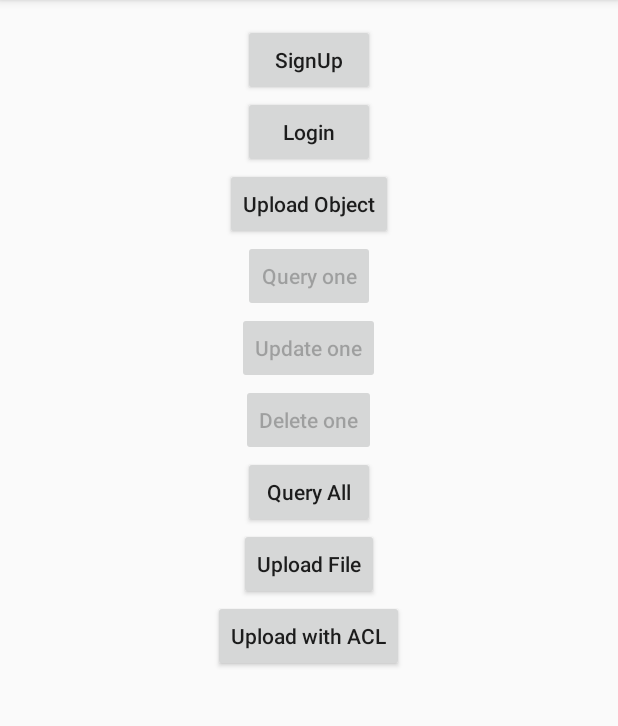
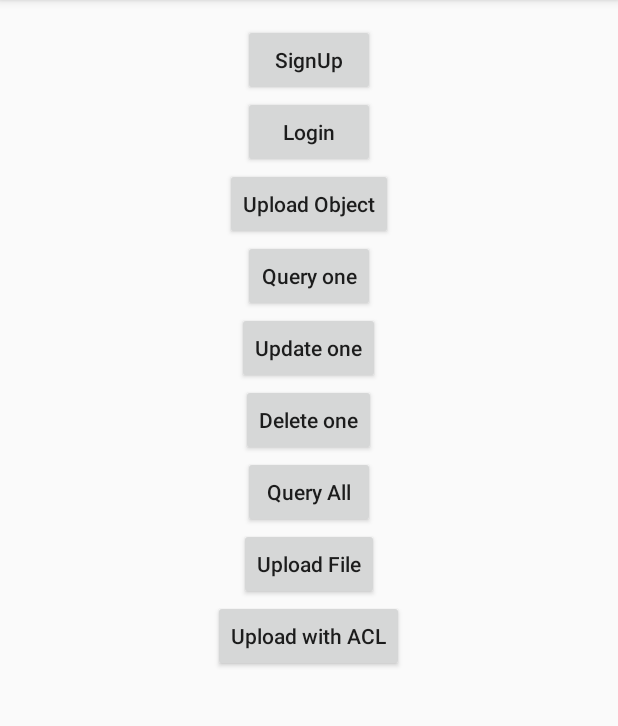
Before and after one commit to ohjongin/parse-tutorial-android, an Android app: the screen it shows after launch (MainActivity), after a tap on "SignUp", on a phone screen of 412 x 824 dp, the part 84-810 px from its top. Run offline under Robolectric (Android 15) with nearby library versions, the phone set to English and light mode, and no system bars.

Commit message:
UI 관련 내용 제거
TextView를 제거했고, Object와 연관한 RUD기능을 가진 Button control 코드를 제거했다.

```diff
--- a/app/src/main/java/me/ji5/parsetutorial/MainActivity.java
+++ b/app/src/main/java/me/ji5/parsetutorial/MainActivity.java
@@ -3,11 +3,8 @@ package me.ji5.parsetutorial;
 import android.content.Context;
 import android.os.Bundle;
 import android.support.v7.app.AppCompatActivity;
-import android.text.TextUtils;
 import android.util.Log;
 import android.view.View;
-import android.widget.Button;
-import android.widget.TextView;
 import android.widget.Toast;
 
 import com.parse.DeleteCallback;
@@ -58,6 +55,9 @@ public class MainActivity extends AppCompatActivity implements View.OnClickListe
         findViewById(R.id.btn_signup).setOnClickListener(this);
         findViewById(R.id.btn_login).setOnClickListener(this);
         findViewById(R.id.btn_upload_object).setOnClickListener(this);
+        findViewById(R.id.btn_query_object).setOnClickListener(this);
+        findViewById(R.id.btn_update_object).setOnClickListener(this);
+        findViewById(R.id.btn_delete_object).setOnClickListener(this);
         findViewById(R.id.btn_query_all_objects).setOnClickListener(this);
         findViewById(R.id.btn_upload_file).setOnClickListener(this);
         findViewById(R.id.btn_upload_acl).setOnClickListener(this);
@@ -65,9 +65,6 @@ public class MainActivity extends AppCompatActivity implements View.OnClickListe
 
     @Override
     public void onClick(View v) {
-
-        hideTextViews();
-
         switch (v.getId()) {
             case R.id.btn_signup:
                 onSignUp();
@@ -138,13 +135,9 @@ public class MainActivity extends AppCompatActivity implements View.OnClickListe
                     Toast.makeText(MainActivity.this, "The user info is null!!!", Toast.LENGTH_LONG).show();
                     return;
                 }
-                // Toast.makeText(MainActivity.this, "Login success - " + ParseUser.getCurrentUser().getUsername(), Toast.LENGTH_LONG).show();
 
-                TextView tv = (TextView) findViewById(R.id.tv_user);
-                tv.setText("Login success\n");
-                tv.append(ParseUser.getCurrentUser().getUsername() + "\n");
-                tv.append(ParseUser.getCurrentUser().getEmail());
-                tv.setVisibility(View.VISIBLE);
+                Toast.makeText(MainActivity.this, "Login success - " + ParseUser.getCurrentUser().getUsername(), Toast.LENGTH_LONG).show();
+                Log.d(TAG, "Login successfully.");
             }
         });
     }
@@ -171,8 +164,6 @@ public class MainActivity extends AppCompatActivity implements View.OnClickListe
                 }
 
                 mObjectId = obj.getObjectId();
-                if (mObjectId != null && !TextUtils.isEmpty(mObjectId))
-                    enableRUDButtons();
 
                 Toast.makeText(MainActivity.this, "Upload success - " + content, Toast.LENGTH_LONG).show();
             }
@@ -198,10 +189,7 @@ public class MainActivity extends AppCompatActivity implements View.OnClickListe
                     return;
                 }
 
-                TextView tv = (TextView) findViewById(R.id.tv_query_result);
-                tv.setText("Query success\n");
-                tv.append("[" + parseObject.get(COL_USERNAME) + "]" + parseObject.get(COL_CONTENT) + "\n");
-                tv.setVisibility(View.VISIBLE);
+                Toast.makeText(MainActivity.this, "Query success - [" + parseObject.get(COL_USERNAME) + "]" + parseObject.get(COL_CONTENT) + "\n", Toast.LENGTH_LONG).show();
             }
         });
     }
@@ -273,8 +261,6 @@ public class MainActivity extends AppCompatActivity implements View.OnClickListe
                         }
 
                         Toast.makeText(MainActivity.this, "Delete a object successfully.", Toast.LENGTH_LONG).show();
-
-                        disableRUDButtons();
                     }
                 });
             }
@@ -302,15 +288,11 @@ public class MainActivity extends AppCompatActivity implements View.OnClickListe
                     return;
                 }
 
-                TextView tv = (TextView) findViewById(R.id.tv_query_all_results);
-                tv.setText("Query success\n");
+                Log.e(TAG, "Query success\n");
 
                 for (ParseObject obj : list) {
                     Log.e(TAG, "[" + obj.get(COL_USERNAME) + "]" + obj.get(COL_CONTENT));
-                    tv.append("[" + obj.get(COL_USERNAME) + "]" + obj.get(COL_CONTENT) + "\n");
                 }
-
-                tv.setVisibility(View.VISIBLE);
             }
         });
     }
@@ -445,45 +427,4 @@ public class MainActivity extends AppCompatActivity implements View.OnClickListe
         }
         return output.toByteArray();
     }
-
-    /**
-     * 로그인 결과와 Query 결과를 보여주는 TextView를 초기화하고 hide시킨다.
-     */
-    private void hideTextViews() {
-        TextView tvUser = (TextView) findViewById(R.id.tv_user);
-        TextView tvResult = (TextView) findViewById(R.id.tv_query_result);
-        TextView tvAllResult = (TextView) findViewById(R.id.tv_query_all_results);
-
-        tvUser.setText("");
-        tvUser.setVisibility(View.GONE);
-        tvResult.setText("");
-        tvResult.setVisibility(View.GONE);
-        tvAllResult.setText("");
-        tvAllResult.setVisibility(View.GONE);
-    }
-
-    /**
-     * Object READ, UPDATE, DELETE buttons을 활성화
-     */
-    private void enableRUDButtons() {
-        Button btnQuery = (Button) findViewById(R.id.btn_query_object);
-        btnQuery.setEnabled(true);
-        btnQuery.setOnClickListener(this);
-        Button btnUpdate = (Button) findViewById(R.id.btn_update_object);
-        btnUpdate.setEnabled(true);
-        btnUpdate.setOnClickListener(this);
-        Button btnDelete = (Button) findViewById(R.id.btn_delete_object);
-        btnDelete.setEnabled(true);
-        btnDelete.setOnClickListener(this);
-
-    }
-
-    /**
-     * Object READ, UPDATE, DELETE buttons을 비활성화
-     */
-    private void disableRUDButtons() {
-        findViewById(R.id.btn_query_object).setEnabled(false);
-        findViewById(R.id.btn_update_object).setEnabled(false);
-        findViewById(R.id.btn_delete_object).setEnabled(false);
-    }
 }
--- a/app/src/main/res/layout/activity_main.xml
+++ b/app/src/main/res/layout/activity_main.xml
@@ -23,14 +23,6 @@
             android:layout_height="wrap_content"
             android:text="@string/login"/>
 
-        <TextView
-            android:id="@+id/tv_user"
-            android:layout_width="match_parent"
-            android:layout_height="wrap_content"
-            android:gravity="start|top"
-            android:padding="8dp"
-            android:visibility="gone"/>
-
         <Button
             android:id="@+id/btn_upload_object"
             android:layout_width="wrap_content"
@@ -41,44 +33,25 @@
             android:id="@+id/btn_query_object"
             android:layout_width="wrap_content"
             android:layout_height="wrap_content"
-            android:enabled="false"
             android:text="@string/query_object"/>
 
         <Button
             android:id="@+id/btn_update_object"
             android:layout_width="wrap_content"
             android:layout_height="wrap_content"
-            android:enabled="false"
             android:text="@string/update_object"/>
 
         <Button
             android:id="@+id/btn_delete_object"
             android:layout_width="wrap_content"
             android:layout_height="wrap_content"
-            android:enabled="false"
             android:text="@string/delete_object"/>
-
-        <TextView
-            android:id="@+id/tv_query_result"
-            android:layout_width="match_parent"
-            android:layout_height="wrap_content"
-            android:gravity="start|top"
-            android:padding="8dp"
-            android:visibility="gone"/>
 
         <Button
             android:id="@+id/btn_query_all_objects"
             android:layout_width="wrap_content"
             android:layout_height="wrap_content"
             android:text="@string/query_all_objects"/>
-
-        <TextView
-            android:id="@+id/tv_query_all_results"
-            android:layout_width="match_parent"
-            android:layout_height="wrap_content"
-            android:gravity="start|top"
-            android:padding="8dp"
-            android:visibility="gone"/>
 
         <Button
             android:id="@+id/btn_upload_file"
```
